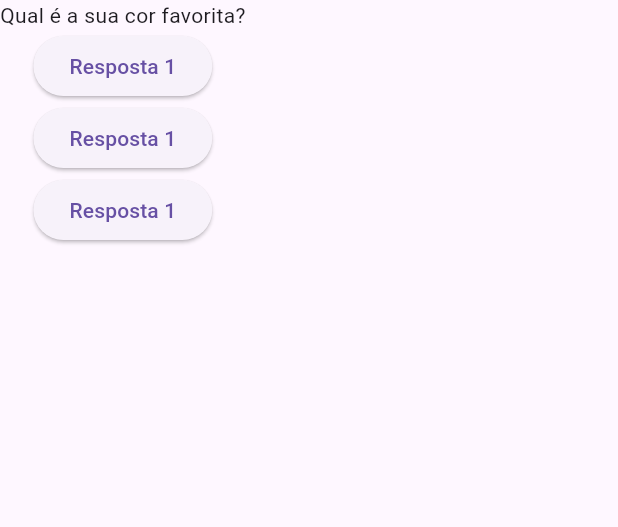
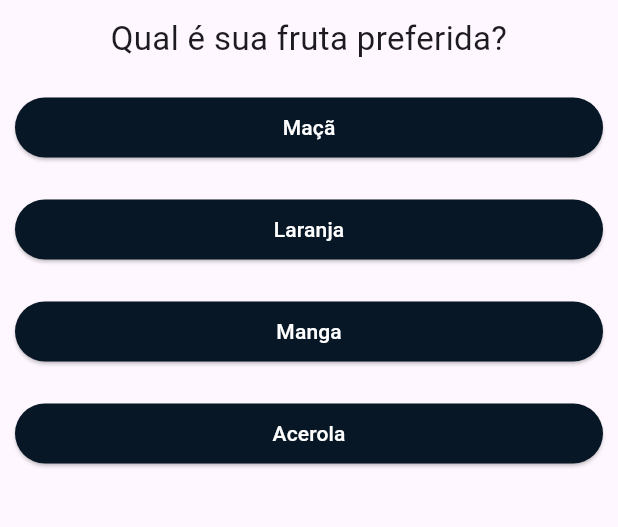
Before and after one commit to lavyoliveira/projeto_perguntas, a Flutter app: the screen it shows after launch, on a phone screen of 412 x 824 dp, the part 84-611 px from its top. Run offline on Flutter 3.47's test engine with Material 3 defaults, Android fonts, the phone set to English and light mode, and no system bars.

Commit message:
feat: dinamic buttons and questions

```diff
--- a/lib/main.dart
+++ b/lib/main.dart
@@ -1,12 +1,12 @@
 import 'package:flutter/material.dart';
 import './questao.dart';
+import './resposta.dart';
 
 main() {
   runApp(PerguntaApp());
 }
 
 class PerguntaApp extends StatefulWidget {
-
   @override
   State<PerguntaApp> createState() => _PerguntaAppState();
 }
@@ -14,17 +14,32 @@ class PerguntaApp extends StatefulWidget {
 class _PerguntaAppState extends State<PerguntaApp> {
   var perguntaSelecionada = 0;
 
-  void responder(){
+  void responder() {
     setState(() => perguntaSelecionada++);
     print(perguntaSelecionada);
   }
 
   @override
   Widget build(BuildContext context) {
-    final List<String> perguntas = [
-      'Qual é a sua cor favorita?',
-      'Qual é o seu animal favorito?'
+    final List<Map<String, Object>> perguntas = [
+      {
+        'texto': 'Qual é sua fruta preferida?',
+        'respostas': ['Maçã', 'Laranja', 'Manga', 'Acerola']
+      },
+      {
+        'texto': 'Qual é seu animal preferido?',
+        'respostas': ['Leão', 'Cachorro', 'Gato', 'Cavalo']
+      },
+      {
+        'texto': 'Qual é sua cor preferida?',
+        'respostas': ['Rosa', 'Azul', 'Preto', 'Vermelho']
+      }
     ];
+
+    List<String> respostas =
+        perguntas[perguntaSelecionada]['respostas'] as List<String>? ?? [];
+    List<Widget> widgets =
+        respostas.map((t) => Resposta(t, responder)).toList();
 
     return MaterialApp(
       home: Scaffold(
@@ -35,19 +50,8 @@ class _PerguntaAppState extends State<PerguntaApp> {
         ),
         body: Column(
           children: [
-            Questao(perguntas[perguntaSelecionada]),
-            ElevatedButton(
-              child: Text('Resposta 1'),
-              onPressed: responder
-            ),
-            ElevatedButton(
-              child: Text('Resposta 1'),
-              onPressed: responder
-            ),
-            ElevatedButton(
-              child: Text('Resposta 1'),
-              onPressed: responder
-            )
+            Questao(perguntas[perguntaSelecionada]['texto'].toString()),
+            ...widgets
           ],
         ),
       ),
--- a/lib/questao.dart
+++ b/lib/questao.dart
@@ -7,6 +7,14 @@ class Questao extends StatelessWidget {
 
   @override
   Widget build(BuildContext context) {
-    return Text(texto);
+    return Container(
+      width: double.infinity,
+      margin: EdgeInsets.all(10),
+      child: Text(
+        texto,
+        style: TextStyle(fontSize: 22),
+        textAlign: TextAlign.center,
+      ),
+    );
   }
 }
--- /dev/null
+++ b/lib/resposta.dart
@@ -0,0 +1,24 @@
+import 'package:flutter/material.dart';
+
+class Resposta extends StatelessWidget {
+  final String texto;
+  final void Function() quandoSelecionado;
+
+  Resposta(this.texto, this.quandoSelecionado);
+
+  @override
+  Widget build(BuildContext context) {
+    return Container(
+      width: double.infinity,
+      margin: EdgeInsets.all(10),
+      child: ElevatedButton(
+        style: ElevatedButton.styleFrom(
+            backgroundColor: const Color.fromARGB(255, 7, 23, 37)),
+        child: Text(texto, style: TextStyle(color: Colors.white)),
+        onPressed: () {
+          quandoSelecionado();
+        },
+      ),
+    );
+  }
+}
```
